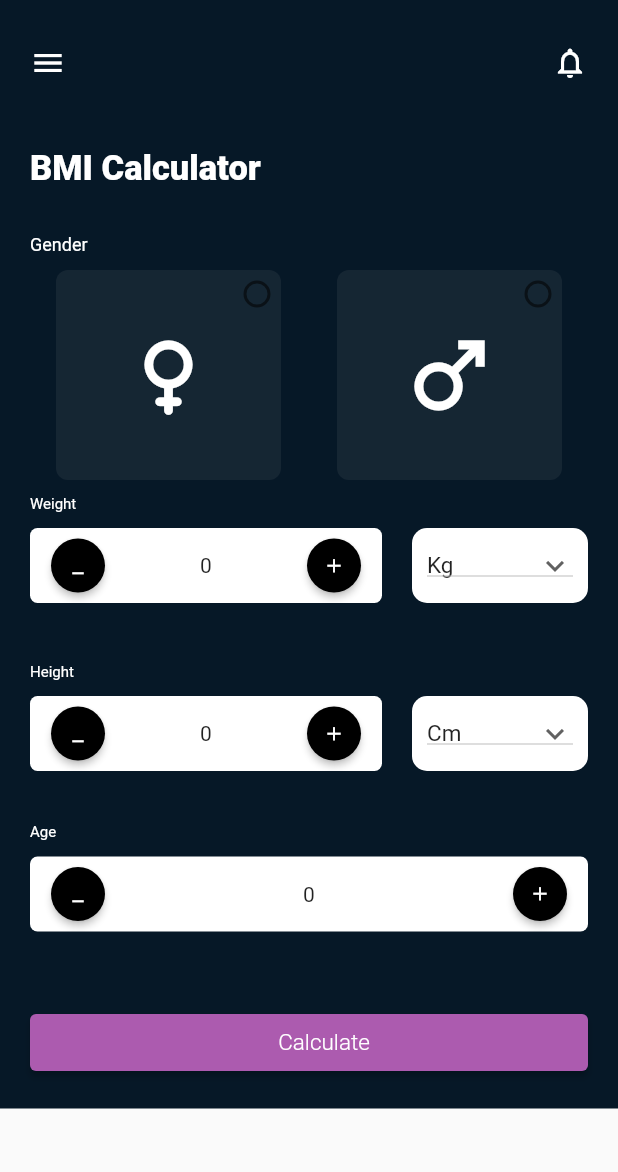
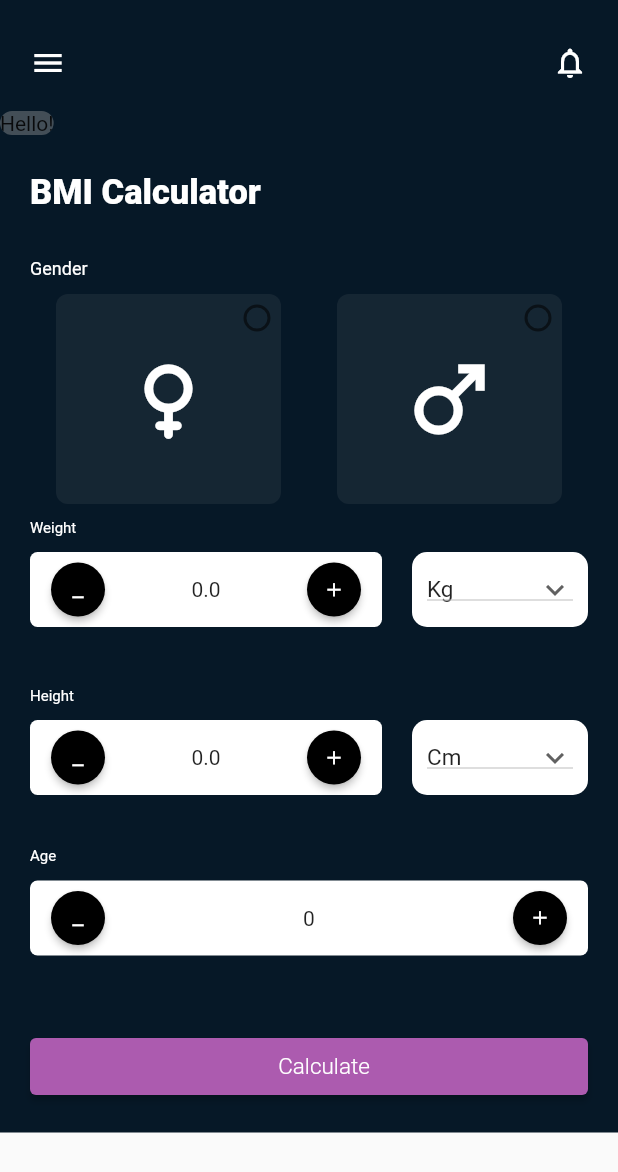
Before and after one commit to Sohaila-Mohsen/BMI, a Flutter app: the screen it shows after launch, on a phone screen of 412 x 824 dp. Shown: the top 1172 px of the screen. Run offline on Flutter 3.47's test engine with Material 2 defaults, Android fonts, the phone set to English and light mode, and no system bars; our stand-ins replace bloc, fl_chart, flutter_bloc, shared_preferences, syncfusion_flutter_charts.

Commit message:
after cubit and before test sh p

```diff
--- /dev/null
+++ b/lib/blocs/unit/cubit/cubit/unit_cubit.dart
@@ -0,0 +1,18 @@
+import 'package:bloc/bloc.dart';
+import 'package:bmi/blocs/value/cubit/value_cubit.dart';
+import 'package:meta/meta.dart';
+import 'package:flutter_bloc/flutter_bloc.dart';
+
+part 'unit_state.dart';
+
+class UnitCubit extends Cubit<UnitState> {
+  UnitCubit() : super(UnitInitial());
+  static UnitCubit get(context) => BlocProvider.of(context);
+
+  String? unit;
+
+  void setUnit(String v) {
+    unit = v;
+    emit(ChangeUnitState());
+  }
+}
--- /dev/null
+++ b/lib/blocs/unit/cubit/cubit/unit_state.dart
@@ -0,0 +1,7 @@
+part of 'unit_cubit.dart';
+
+@immutable
+abstract class UnitState {}
+
+class UnitInitial extends UnitState {}
+class ChangeUnitState extends UnitState {}
--- a/lib/blocs/value/cubit/value_state.dart
+++ b/lib/blocs/value/cubit/value_state.dart
@@ -4,9 +4,13 @@ class ValueState {}
 
 class ValueInitial extends ValueState {}
 
-class ValueIncrementState extends ValueState {}
-
-class ValueDecrementState extends ValueState {}
-class ValueToOne extends ValueState {}
-class ValueToTwo extends ValueState {}
+class HeightIncrementState extends ValueState {}
+class WeightIncrementState extends ValueState {}
+class AgeIncrementState extends ValueState {}
+class HeightDecrementState extends ValueState {}
+class WeightDecrementState extends ValueState {}
+class AgeDecrementState extends ValueState {}
+class SelectedToOne extends ValueState {}
+class SelectedToTwo extends ValueState {}
 class Value extends ValueState {}
+class MultiplayValueState extends ValueState {}
--- a/lib/components/dropdown_list.dart
+++ b/lib/components/dropdown_list.dart
@@ -1,18 +1,15 @@
 import 'package:flutter/material.dart';
 import 'package:flutter_bloc/flutter_bloc.dart';
 
-class DropdownList extends StatefulWidget {
+class DropdownList extends StatelessWidget {
   final List<String> units;
 
-  DropdownList(this.units ){value=units[0];}
+  DropdownList(this.units, this.unitCubit) {
+    unitCubit.unit = units[0];
+  }
 
-  String? value ;
+  var unitCubit;
 
-  @override
-  State<DropdownList> createState() => _DropdownListState();
-}
-
-class _DropdownListState extends State<DropdownList> {
   @override
   Widget build(BuildContext context) {
     return Container(
@@ -27,11 +24,11 @@ class _DropdownListState extends State<DropdownList> {
       child: DropdownButton<String>(
         icon: Icon(Icons.keyboard_arrow_down_sharp),
         isExpanded: true,
-        value: widget.value,
-        items: widget.units.map(buildMenueItem).toList(),
-        onChanged: (value) => setState(() {
-          widget.value = value;
-        }),
+        value: unitCubit.unit,
+        items: units.map(buildMenueItem).toList(),
+        onChanged: (value) {
+          unitCubit.setUnit(value);
+        },
       ),
     );
   }
--- a/lib/components/gender_determiner.dart
+++ b/lib/components/gender_determiner.dart
@@ -29,8 +29,8 @@ class GenderDetrminer extends StatelessWidget {
               ),
               onPressed: () {
                 valueCubit.setToOne();
-                selected = valueCubit.value;
-                print('selected index = ${valueCubit.value}');
+                selected = valueCubit.selected.toInt();
+                print('selected index = ${valueCubit.selected}');
               },
             ),
           ),
@@ -39,10 +39,10 @@ class GenderDetrminer extends StatelessWidget {
             left: 110,
             child: Radio<int>(
               value: 1,
-              groupValue: selected,
+              groupValue: valueCubit.selected,
               onChanged: (value) {
                 valueCubit.setToOne();
-                selected = valueCubit.value;
+                selected = valueCubit.selected.toInt();
               },
             ),
           ),
@@ -64,7 +64,7 @@ class GenderDetrminer extends StatelessWidget {
               ),
               onPressed: () {
                 valueCubit.setToTwo();
-                selected = valueCubit.value;
+                selected = valueCubit.selected.toInt();
                 print('selected index = ${selected}');
               },
             ),
@@ -74,10 +74,10 @@ class GenderDetrminer extends StatelessWidget {
             left: 110,
             child: Radio<int>(
               value: 2,
-              groupValue: selected,
+              groupValue: valueCubit.selected,
               onChanged: (value) {
                 valueCubit.setToTwo();
-                selected = valueCubit.value;
+                selected = valueCubit.selected.toInt();
               },
             ),
           ),
--- a/lib/components/value_determiner.dart
+++ b/lib/components/value_determiner.dart
@@ -2,9 +2,9 @@ import 'package:bmi/blocs/value/cubit/value_cubit.dart';
 import 'package:flutter/material.dart';
 
 class ValueDetrminer extends StatelessWidget {
-  var vCubit;
-  ValueDetrminer(this.vCubit);
-  int value = 0;
+  ValueCubit vCubit;
+  ValueDetrminer(this.vCubit, this.type, {Key? key}) : super(key: key);
+  String? type, value = '0';
 
   @override
   Widget build(BuildContext context) {
@@ -25,7 +25,19 @@ class ValueDetrminer extends StatelessWidget {
               shape: const CircleBorder(),
             ),
             onPressed: () {
-              vCubit.decrementValue();
+              if (type == 'Height') {
+                vCubit.decrementHeight();
+                print('value = ${vCubit.height}');
+                value = vCubit.height.toString();
+                print('value a = $value');
+              } else if (type == 'Weight') {
+                vCubit.decrementWeight();
+                value = vCubit.weight.toString();
+                print(value);
+              } else if (type == 'Age') {
+                vCubit.decrementAge();
+                value = vCubit.age.toString();
+              }
             },
             child: Icon(
               Icons.minimize,
@@ -33,14 +45,27 @@ class ValueDetrminer extends StatelessWidget {
               size: 15,
             ),
           ),
-          Text('${vCubit.value}'),
+          Text(type == 'Height'
+              ? '${vCubit.height}'
+              : type == 'Weight'
+                  ? '${vCubit.weight}'
+                  : '${vCubit.age}'),
           ElevatedButton(
             style: ElevatedButton.styleFrom(
               primary: Colors.black,
               shape: const CircleBorder(),
             ),
             onPressed: () {
-              vCubit.incrementValue();
+              if (type == 'Height') {
+                vCubit.incrementHeight();
+                value = vCubit.height.toString();
+              } else if (type == 'Weight') {
+                vCubit.incrementWeight();
+                value = vCubit.weight.toString();
+              } else if (type == 'Age') {
+                vCubit.incrementAge();
+                value = vCubit.age.toString();
+              }
             },
             child: Icon(
               Icons.add,
--- a/lib/main.dart
+++ b/lib/main.dart
@@ -2,6 +2,10 @@ import 'package:bmi/src/app_root.dart';
 import 'package:flutter/material.dart';
 import 'package:syncfusion_flutter_charts/charts.dart';
 
+import 'model/ResultSimplePrefrences.dart';
+
 void main() {
+  WidgetsFlutterBinding.ensureInitialized();
+  ResultSimplePrefrences.init();
   runApp(AppRoot());
 }
--- /dev/null
+++ b/lib/model/ResultSimplePrefrences.dart
@@ -0,0 +1,15 @@
+import 'package:shared_preferences/shared_preferences.dart';
+
+class  ResultSimplePrefrences {
+  static SharedPreferences? _prefrences;
+
+  static const _keyBMIResult = '0.0';
+  static Future init() async =>
+      _prefrences = await SharedPreferences.getInstance();
+
+  static setBmiResult(double? result) async {
+    await _prefrences?.setDouble(_keyBMIResult, result!);
+  }
+
+  static String? getBMIResult() => _prefrences!.getString(_keyBMIResult);
+}
--- a/lib/src/app_root.dart
+++ b/lib/src/app_root.dart
@@ -1,3 +1,4 @@
+import 'package:bmi/blocs/unit/cubit/cubit/unit_cubit.dart';
 import 'package:bmi/blocs/value/cubit/value_cubit.dart';
 import 'package:bmi/views/home_screen.dart';
 import 'package:bmi/views/result_screen.dart';
@@ -13,6 +14,9 @@ class AppRoot extends StatelessWidget {
         BlocProvider(
           create: (context) => ValueCubit(),
         ),
+        BlocProvider(
+          create: (context) => UnitCubit(),
+        ),
       ],
       child: MaterialApp(
         theme: ThemeData(
--- a/lib/views/home_screen.dart
+++ b/lib/views/home_screen.dart
@@ -1,3 +1,4 @@
+import 'package:bmi/blocs/unit/cubit/cubit/unit_cubit.dart';
 import 'package:bmi/blocs/value/cubit/value_cubit.dart';
 import 'package:bmi/components/dropdown_list.dart';
 import 'package:bmi/components/gender_determiner.dart';
@@ -7,48 +8,61 @@ import '../components/Bim_text.dart';
 import '../components/value_determiner.dart';
 import 'package:flutter_bloc/flutter_bloc.dart';
 
+import '../model/ResultSimplePrefrences.dart';
+
+// ignore: must_be_immutable
 class HomeScreen extends StatelessWidget {
-  var ageCubit = ValueCubit();
-  var weightCubit = ValueCubit();
-  var heightCubit = ValueCubit();
-  var genderCubit = ValueCubit();
+  var valueCubit = ValueCubit();
+  var weightUnitCubit = UnitCubit();
+  var heightUnitCubit = UnitCubit();
   final weightUnits = ['Kg', 'G', 'Mg'];
   final heightUnits = ['Cm', 'M', 'Km', 'Ft'];
+
+  HomeScreen({Key? key}) : super(key: key);
 
   @override
   Widget build(BuildContext context) {
     return Scaffold(
       body: SingleChildScrollView(
         child: Container(
-          color: Color.fromARGB(255, 6, 24, 39),
+          color: const Color.fromARGB(255, 6, 24, 39),
           child: Column(
             crossAxisAlignment: CrossAxisAlignment.start,
             children: [
-              SizedBox(height: 10),
+              const SizedBox(height: 10),
               Container(
-                padding: EdgeInsets.all(20),
+                padding: const EdgeInsets.all(20),
                 child: Row(
                   mainAxisAlignment: MainAxisAlignment.spaceBetween,
+                  // ignore: prefer_const_literals_to_create_immutables
                   children: [
-                    Icon(
+                    const Icon(
                       Icons.menu,
                       color: Colors.white,
                     ),
-                    Icon(
+                    const Icon(
                       Icons.notifications_outlined,
                       color: Colors.white,
                     ),
                   ],
                 ),
               ),
-              SizedBox(height: 15),
+              Container(
+                decoration: BoxDecoration(
+                  color: Colors.grey.withOpacity(0.4),
+                  borderRadius: const BorderRadius.all(Radius.circular(15)),
+                ),
+                clipBehavior: Clip.antiAliasWithSaveLayer,
+                child: Text(ResultSimplePrefrences.getBMIResult() != null? 'Your Last BMI is ${ResultSimplePrefrences.getBMIResult()}':'Hello!'),
+              ),
+              const SizedBox(height: 15),
               BimText('BMI Calculator', 23, FontWeight.w900),
-              SizedBox(height: 10),
+              const SizedBox(height: 10),
               BimText('Gender', 12, FontWeight.normal),
               BlocConsumer<ValueCubit, ValueState>(
                 listener: (context, state) {},
                 builder: (context, state) {
-                  return GenderDetrminer(genderCubit);
+                  return GenderDetrminer(valueCubit);
                 },
               ),
               BimText('Weight', 10, FontWeight.normal),
@@ -59,14 +73,14 @@ class HomeScreen extends StatelessWidget {
                       child: BlocConsumer<ValueCubit, ValueState>(
                         listener: (context, state) {},
                         builder: (context, state) {
-                          weightCubit = ValueCubit.get(context);
-                          return ValueDetrminer(weightCubit);
+                          valueCubit = ValueCubit.get(context);
+                          return ValueDetrminer(valueCubit, 'Weight');
                         },
                       )),
-                  Expanded(child: DropdownList(weightUnits)),
+                  Expanded(child: DropdownList(weightUnits, weightUnitCubit)),
                 ],
               ),
-              SizedBox(height: 30),
+              const SizedBox(height: 30),
               BimText('Height', 10, FontWeight.normal),
               Row(
                 children: [
@@ -75,46 +89,45 @@ class HomeScreen extends StatelessWidget {
                       child: BlocConsumer<ValueCubit, ValueState>(
                         listener: (context, state) {},
                         builder: (context, state) {
-                          heightCubit = ValueCubit.get(context);
-                          return ValueDetrminer(heightCubit);
+                          valueCubit = ValueCubit.get(context);
+                          return ValueDetrminer(valueCubit, 'Height');
                         },
                       )),
-                  Expanded(child: DropdownList(heightUnits)),
+                  Expanded(child: DropdownList(heightUnits, heightUnitCubit)),
                 ],
               ),
-              SizedBox(height: 25),
+              const SizedBox(height: 25),
               BimText('Age', 10, FontWeight.normal),
               BlocConsumer<ValueCubit, ValueState>(
                 listener: (context, state) {},
                 builder: (context, state) {
-                  ageCubit = ValueCubit.get(context);
-                  return ValueDetrminer(ageCubit);
+                  valueCubit = ValueCubit.get(context);
+                  return ValueDetrminer(valueCubit, 'Age');
                 },
               ),
-              SizedBox(height: 30),
+              const SizedBox(height: 30),
               Container(
                 width: double.infinity,
-                margin: EdgeInsets.all(20),
+                margin: const EdgeInsets.all(20),
                 child: ElevatedButton(
                   style: ElevatedButton.styleFrom(
-                    primary: Color.fromARGB(255, 172, 91, 175),
+                    primary: const Color.fromARGB(255, 172, 91, 175),
                   ),
                   onPressed: () {
-                    print('height = ${heightCubit.value}');
-                    print('weight = ${weightCubit.value}');
-                    print('age = ${ageCubit.value}');
+                    convertHeightToMeter();
+                    convertWeightToKg();
+                    print('height = ${valueCubit.height}');
+                    print('weight = ${valueCubit.weight}');
+                    print('age = ${valueCubit.age}');
                     print(
-                        'genger = ${(genderCubit.value) == 1 ? "female" : "male"}');
-
+                        'genger = ${(valueCubit.selected) == 1 ? "female" : "male"}');
+                    print('w unit = ${weightUnitCubit.unit}');
+                    print('w unit = ${heightUnitCubit.unit}');
                     Navigator.pushAndRemoveUntil(
                         context,
                         MaterialPageRoute(
-                            builder: (context) => ResultScreen(
-                                heightCubit.getVlue(),
-                                weightCubit.getVlue(),
-                                ageCubit.getVlue(),
-                                genderCubit.getVlue())),
-                        (route) => false);
+                            builder: (context) => ResultScreen(valueCubit)),
+                        (Route<dynamic> route) => false);
                   },
                   child: BimText('Calculate', 15, FontWeight.w300),
                 ),
@@ -125,4 +138,24 @@ class HomeScreen extends StatelessWidget {
       ),
     );
   }
+
+  void convertHeightToMeter() {
+    String? unit = heightUnitCubit.unit;
+    if (unit == 'Cm') {
+      valueCubit.multiplayHeightBy(0.01);
+    } else if (unit == 'KM') {
+      valueCubit.multiplayHeightBy(1000);
+    } else if (unit == 'Ft') {
+      valueCubit.multiplayHeightBy(0.3048);
+    }
+  }
+
+  void convertWeightToKg() {
+    String? unit = weightUnitCubit.unit;
+    if (unit == 'g') {
+      valueCubit.weight *= 1000;
+    } else if (unit == 'Mg') {
+      valueCubit.weight *= 0.001;
+    }
+  }
 }
--- a/pubspec.yaml
+++ b/pubspec.yaml
@@ -51,6 +51,7 @@ dev_dependencies:
   equatable: ^2.0.3
   charts_flutter: ^0.12.0
   fl_chart: ^0.46.0
+  shared_preferences: ^2.0.13
 
 # For information on the generic Dart part of this file, see the
 # following page: https://dart.dev/tools/pub/pubspec
```
Also changed, not shown: lib/blocs/value/cubit/value_cubit.dart (+53 -17 lines), lib/components/chart.dart (+20 -2 lines), lib/views/result_screen.dart (+25 -17 lines), pubspec.lock.
